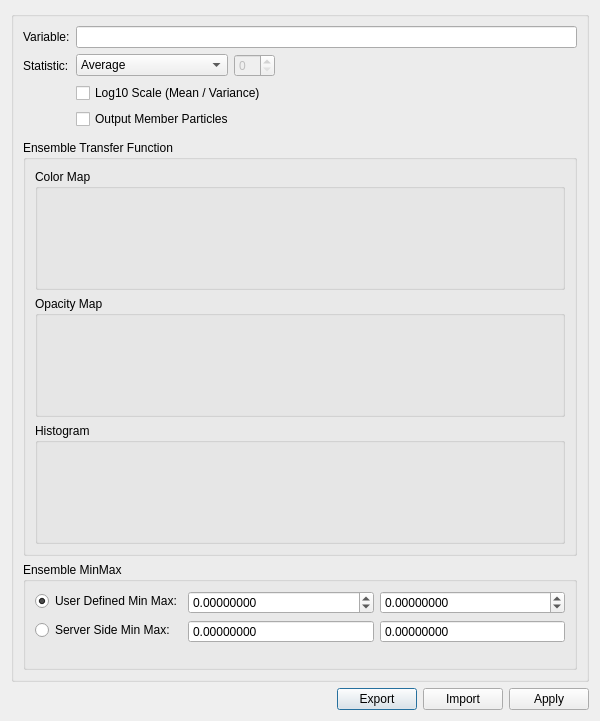
CCSEPBVR/CS-IS-PBVR, file Client/Widgets/EnsembleTransferFunctionEditor.ui: the form before one commit.
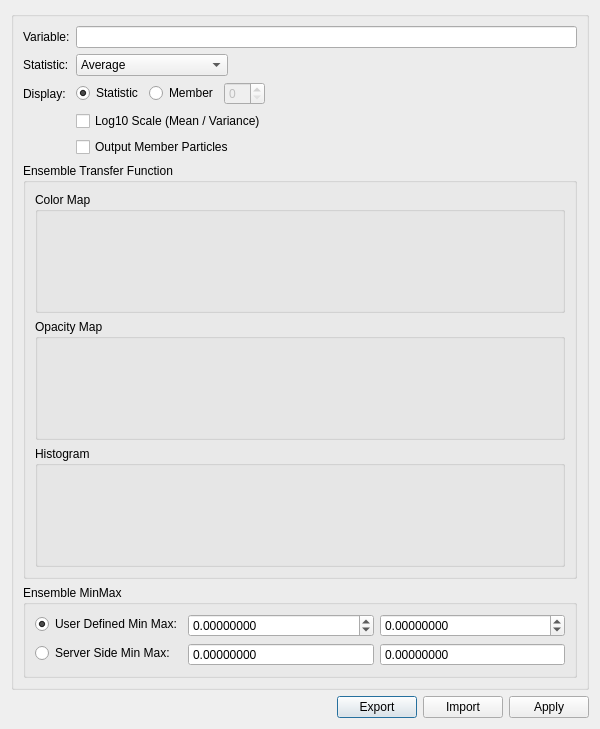
The form after the commit. Custom widgets are drawn as their Qt base class.

Commit message:
メンバー表示の選択をStatisticボックスから分離し、Displayラジオボタンにする
- レビュー指摘対応: メンバーは統計量ではないため、Statistic ボックスの「Member」項目を廃止
- Display 行(Statistic/Member ラジオ + メンバーIDスピンボックス)を新設。非アンサンブル時は行ごと非表示
- Statistic コンボは統計量専用に戻し、メンバー表示中も伝達関数の編集対象を選べるようにする
- WebSocket の送信形式(Statistic="member:N")は不変のためサーバー側は変更なし
- リグレッションテスト(C-ETF-22〜25)をラジオ方式の操作に追随

Claude-Session: https://claude.ai/code/session_01LYzkmLz6nLLDkU7bPD2dFP

```diff
--- a/Client/Widgets/EnsembleTransferFunctionEditor.ui
+++ b/Client/Widgets/EnsembleTransferFunctionEditor.ui
@@ -64,6 +64,53 @@
            </widget>
           </item>
           <item>
+           <spacer name="m_statistics_right_spacer">
+            <property name="orientation">
+             <enum>Qt::Orientation::Horizontal</enum>
+            </property>
+            <property name="sizeHint" stdset="0">
+             <size>
+              <width>40</width>
+              <height>20</height>
+             </size>
+            </property>
+           </spacer>
+          </item>
+         </layout>
+        </item>
+        <item row="2" column="0">
+         <widget class="QLabel" name="m_display_label">
+          <property name="text">
+           <string>Display:</string>
+          </property>
+         </widget>
+        </item>
+        <item row="2" column="1">
+         <layout class="QHBoxLayout" name="m_display_selection_layout">
+          <item>
+           <widget class="QRadioButton" name="m_display_statistic_radio_button">
+            <property name="toolTip">
+             <string>Display the statistic selected in the Statistic box.</string>
+            </property>
+            <property name="text">
+             <string>Statistic</string>
+            </property>
+            <property name="checked">
+             <bool>true</bool>
+            </property>
+           </widget>
+          </item>
+          <item>
+           <widget class="QRadioButton" name="m_display_member_radio_button">
+            <property name="toolTip">
+             <string>Display the particles of one ensemble member instead of a statistic.</string>
+            </property>
+            <property name="text">
+             <string>Member</string>
+            </property>
+           </widget>
+          </item>
+          <item>
            <widget class="QSpinBox" name="m_member_spin_box">
             <property name="enabled">
              <bool>false</bool>
@@ -74,7 +121,7 @@
            </widget>
           </item>
           <item>
-           <spacer name="m_statistics_right_spacer">
+           <spacer name="m_display_right_spacer">
             <property name="orientation">
              <enum>Qt::Orientation::Horizontal</enum>
             </property>
@@ -88,7 +135,7 @@
           </item>
          </layout>
         </item>
-        <item row="2" column="1">
+        <item row="3" column="1">
          <widget class="QCheckBox" name="m_log_scale_statistics_check_box">
           <property name="toolTip">
            <string>Apply log10 to the ensemble mean and variance. The coefficient of variation is not transformed (it is computed from the non-log mean and variance).</string>
@@ -98,7 +145,7 @@
           </property>
          </widget>
         </item>
-        <item row="3" column="1">
+        <item row="4" column="1">
          <widget class="QCheckBox" name="m_member_output_check_box">
           <property name="toolTip">
            <string>Write per-member particle files (PARTICLE_DIR/ensNNNN) on the simulation side. Takes effect from the next time step after Apply. Time steps simulated while this is off stay empty.</string>
```
The commit also changes 4 other files.
